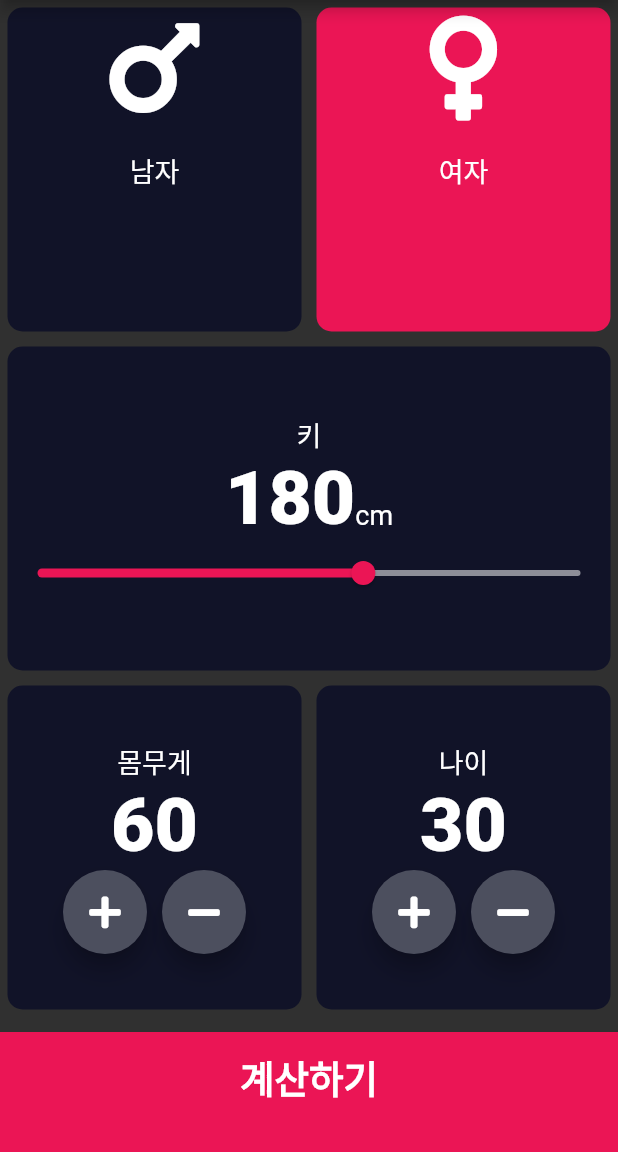
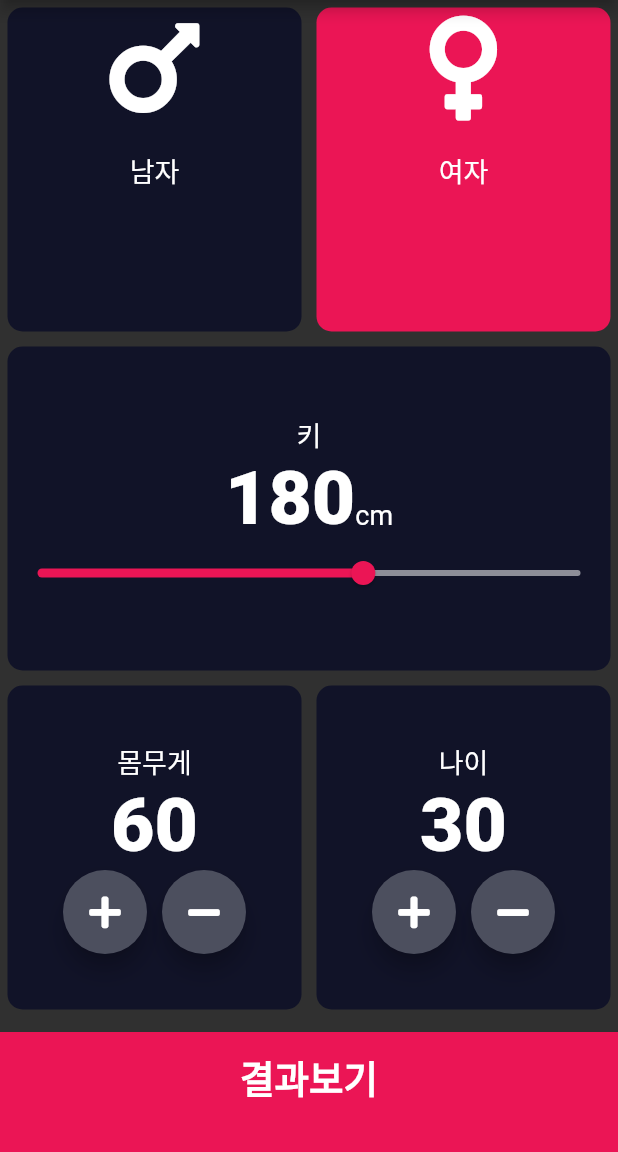
Before and after one commit to Kimyongdo/flutter_bmi, a Flutter app: the screen it shows after launch, after a tap on "여자", on a phone screen of 412 x 824 dp, the part 84-1236 px from its top. Run offline on Flutter 3.47's test engine with Material 2 defaults, Android fonts, the light colour scheme and no system bars; our stand-ins replace font_awesome_flutter.

```diff
--- a/lib/screens/input_page.dart
+++ b/lib/screens/input_page.dart
@@ -26,7 +26,6 @@ class InputPage extends StatefulWidget {
 class _InputPageState extends State<InputPage> {
 
   EnumGender selectedGender;
-  //초기값 설정, 하드코딩은 하면 안되니까.
   int height = 180;
   int weight = 60;
   int age = 30;
@@ -41,9 +40,11 @@ class _InputPageState extends State<InputPage> {
         body: Column(
           crossAxisAlignment: CrossAxisAlignment.stretch,
           children: <Widget>[
-            Expanded(child: Row(
+            Expanded(
+                child: Row(
               children: <Widget>[
-                Expanded(child: ReuseableCard(
+                Expanded(
+                  child: ReuseableCard(
                   colour: selectedGender==EnumGender.male ? kActiveCardColour : kInactiveCardColour,
                   cardChild: IconContent(icon: FontAwesomeIcons.mars, label: "남자",),
                   onPress: (){
@@ -52,14 +53,15 @@ class _InputPageState extends State<InputPage> {
                     });
                   },
                 ),),
-                Expanded(child: ReuseableCard(
-                  onPress: (){
-                    setState(() {
-                      selectedGender=EnumGender.female;
-                    });
-                  },
+                Expanded(
+                  child: ReuseableCard(
                   colour: selectedGender==EnumGender.female ? kActiveCardColour : kInactiveCardColour,
                   cardChild: IconContent(icon: FontAwesomeIcons.venus, label: "여자",),
+                    onPress: (){
+                      setState(() {
+                        selectedGender=EnumGender.female;
+                      });
+                    },
                 ),),
               ],
             )),
@@ -67,7 +69,6 @@ class _InputPageState extends State<InputPage> {
               colour: kInactiveCardColour,
               cardChild: Column(
                 mainAxisAlignment: MainAxisAlignment.center,
-
                 children: <Widget>[
                   Text('키',style: kLabelTextStyle,),
                   Row(
@@ -102,7 +103,8 @@ class _InputPageState extends State<InputPage> {
                 ],
               ),
             ),),
-            Expanded(child: Row(
+            Expanded(
+                child: Row(
               children: <Widget>[
                 Expanded(child: ReuseableCard(
                   colour: kInactiveCardColour,
@@ -173,7 +175,7 @@ class _InputPageState extends State<InputPage> {
                   ),),
               ],
             )),
-            BottomButton(buttonTItle: "계산하기",
+            BottomButton(buttonTItle: "결과보기",
               onTap: (){
               CalculatorBrain calc = CalculatorBrain(weight: weight, height: height);
               Navigator.push(context, MaterialPageRoute(builder: (context)=>
--- a/lib/screens/result_page.dart
+++ b/lib/screens/result_page.dart
@@ -26,7 +26,7 @@ class ResultsPages extends StatelessWidget {
         children: <Widget>[
             Expanded(
               child: Container(
-          child: Text('BMI 결과', style: kTitleTextStyle,),
+          child: Center(child: Text('BMI 결과', style: kTitleTextStyle,)),
       ),
             ),
           Expanded(
@@ -47,7 +47,8 @@ class ResultsPages extends StatelessWidget {
               ),
             ),
           ),
-          BottomButton(onTap: (){
+          BottomButton(
+              onTap: (){
             Navigator.pop(context);
           }, buttonTItle: '다시하기'),
         ],
```
Also changed, not shown: pubspec.yaml (+9 -3 lines), images/weight.png (added), pubspec.lock, 27 other files.
